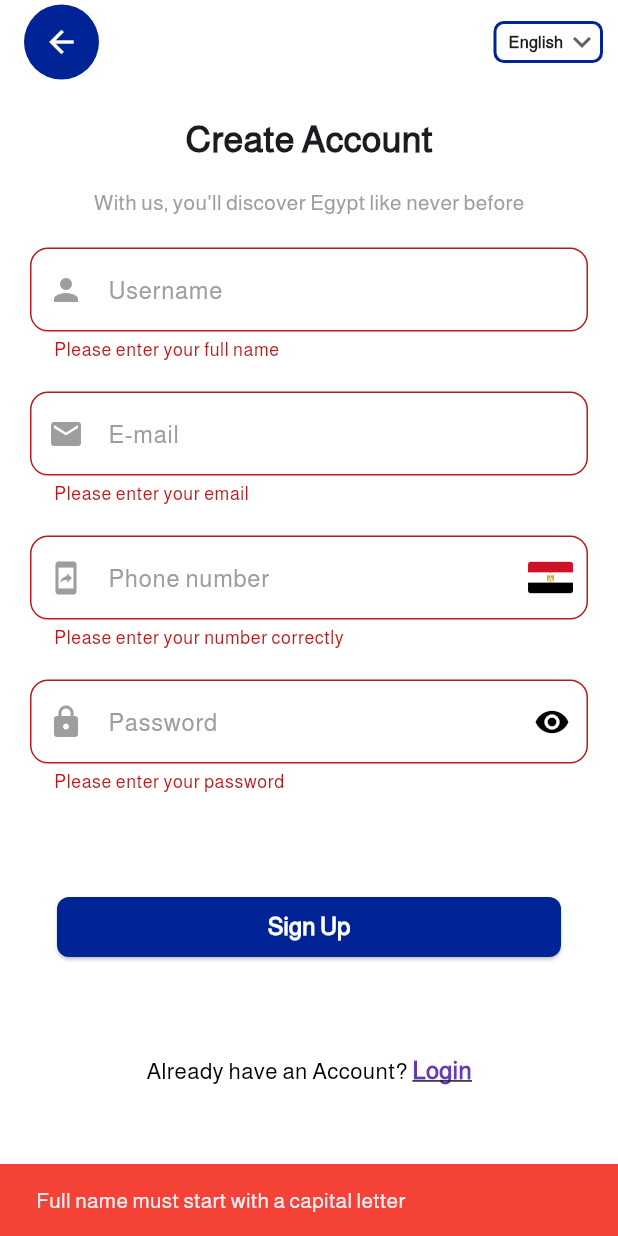
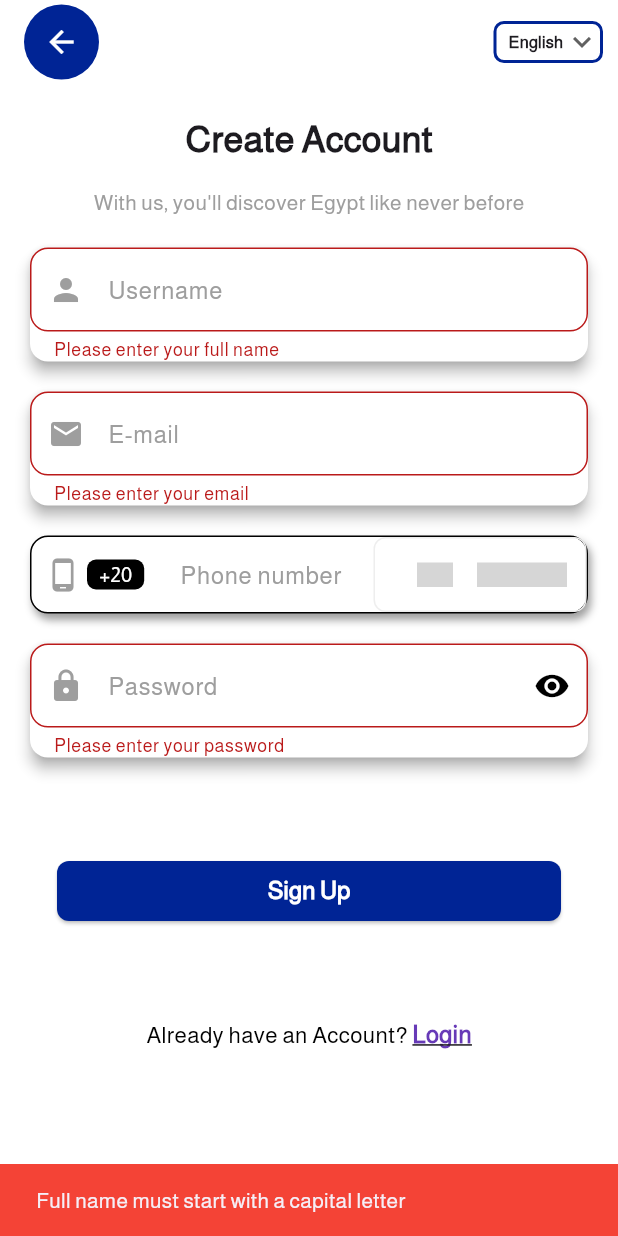
Before and after one commit to mohamedsalah918101/Egy-Tour, a Flutter app: the screen it shows after launch, after a tap on "Sign Up", on a phone screen of 412 x 824 dp. Run offline on Flutter 3.47's test engine with Material 3 defaults, Android fonts, the phone set to English and light mode, and no system bars; drawn by our look-alikes of country_code_picker; our stand-ins replace easy_localization; grey boxes are pictures that could not be loaded.

Commit message:
Sign Up Page

```diff
--- a/lib/features/sign_up/presentation/views/sign_up_view.dart
+++ b/lib/features/sign_up/presentation/views/sign_up_view.dart
@@ -1,3 +1,4 @@
+import 'package:country_code_picker/country_code_picker.dart';
 import 'package:easy_localization/easy_localization.dart';
 import 'package:egy_tour/core/utils/theme/app_colors.dart';
 import 'package:flutter/material.dart';
@@ -108,7 +109,12 @@ class _SignUpViewState extends State<SignUpView> {
                     crossAxisAlignment: CrossAxisAlignment.stretch,
                     spacing: 20,
                     children: [
-                      TextFormField(
+                      Material(
+                        elevation: 4,
+                        shadowColor: Colors.grey,
+                        borderRadius: BorderRadius.circular(12),
+                        color: Colors.white,
+                        child: TextFormField(
                           controller: nameController,
                           decoration: InputDecoration(
                               labelText: 'signup.username'.tr(),
@@ -130,7 +136,14 @@ class _SignUpViewState extends State<SignUpView> {
                             return null;
                           },
                         ),
-                      TextFormField(
+                      ),
+
+                      Material(
+                        elevation: 4,
+                        shadowColor: Colors.grey,
+                        borderRadius: BorderRadius.circular(12),
+                        color: Colors.white,
+                        child: TextFormField(
                           controller: emailController,
                           decoration: InputDecoration(
                               labelText: 'signup.email'.tr(),
@@ -152,34 +165,93 @@ class _SignUpViewState extends State<SignUpView> {
                             return null;
                           },
                         ),
+                      ),
 
-                      TextFormField(
+                  Container(
+                    decoration: BoxDecoration(
+                      color: Colors.white,
+                      borderRadius: BorderRadius.circular(12),
+                      border: Border.all(color: Colors.black),
+                      boxShadow: [
+                        BoxShadow(
+                          color: Colors.grey,
+                          blurRadius: 4,
+                          offset: Offset(2, 4),
+                        )
+                      ]
+                    ),
+                    child: Row(
+                      children: [
+                        // Phone Icon
+                        Padding(
+                          padding: const EdgeInsets.only(left: 9),
+                          child: Icon(Icons.phone_android, color: Colors.grey, size: 24),
+                        ),
+
+                        // Country Code
+                        Container(
+                          padding: const EdgeInsets.symmetric(horizontal: 8),
+                          margin: const EdgeInsets.symmetric(horizontal: 4),
+                          decoration: BoxDecoration(
+                            color: Colors.black,
+                            borderRadius: BorderRadius.circular(6),
+                          ),
+                          child: const Text(
+                            '+20',
+                            style: TextStyle(color: Colors.white, fontSize: 14),
+                          ),
+                        ),
+
+                        // Phone Input
+                        Expanded(
+                          child: TextFormField(
                             controller: phoneController,
                             keyboardType: TextInputType.phone,
                             decoration: InputDecoration(
-                          prefixIcon: Icon(
-                            Icons.mobile_screen_share,
-                            color: Colors.grey,
-                          ),
                               labelText: 'signup.phone'.tr(),
                               labelStyle: TextStyle(color: Colors.grey),
-                          suffixIcon: Padding(
-                            padding: const EdgeInsets.all(10.0),
-                            child: Image.asset('assets/images/egypt_flag.png', width: 30),
-                          ),
                               border: OutlineInputBorder(
                                 borderRadius: BorderRadius.circular(12),
+                                borderSide: BorderSide(color: Colors.transparent),
+                              ),
+                              enabledBorder: OutlineInputBorder(
+                                borderRadius: BorderRadius.circular(12),
+                                borderSide: BorderSide(color: Colors.transparent), // Transparent border when not focused
+                              ),
+                              focusedBorder: OutlineInputBorder(
+                                borderRadius: BorderRadius.circular(12),
+                                borderSide: BorderSide(color: Colors.transparent), // Transparent border when focused
+                              ),
+                              contentPadding: const EdgeInsets.symmetric(horizontal: 16),
                             ),
                           ),
-                        validator: (value) {
-                          if (value == null || value.isEmpty || value.length < 11) {
-                            return 'Please enter your number correctly';
-                          }
-                          return null;
-                        },
                         ),
 
-                      TextFormField(
+                        // Country Picker
+                        Container(
+                          decoration: BoxDecoration(
+                            border: Border.all(color: Colors.grey.shade200),
+                            borderRadius: BorderRadius.circular(8),
+                          ),
+                          child: CountryCodePicker(
+                            initialSelection: 'EG',
+                            showCountryOnly: true,
+                            showOnlyCountryWhenClosed: true,
+                            favorite: const ['EG'],
+                            padding: EdgeInsets.zero,
+                            flagWidth: 24,
+                          ),
+                        ),
+                      ],
+                    ),
+                  ),
+
+                      Material(
+                        elevation: 4,
+                        shadowColor: Colors.grey,
+                        borderRadius: BorderRadius.circular(12),
+                        color: Colors.white,
+                        child: TextFormField(
                           controller: passwordController,
                           obscureText: hiddenPassword,
                           decoration: InputDecoration(
@@ -213,6 +285,7 @@ class _SignUpViewState extends State<SignUpView> {
                             }
                             return null;
                           },
+                        ),
                       ),
                       SizedBox(
                         height: 25,
--- a/pubspec.yaml
+++ b/pubspec.yaml
@@ -35,6 +35,7 @@ dependencies:
   # Use with the CupertinoIcons class for iOS style icons.
   cupertino_icons: ^1.0.8
   easy_localization: ^3.0.7
+  country_code_picker: ^3.1.0
 
 dev_dependencies:
   flutter_test:
```
Also changed, not shown: pubspec.lock. Lines whose indentation alone changed are shown as unchanged.
